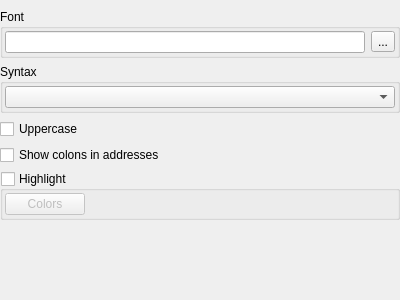
The window that xdisasmviewoptionswidget.ui (horsicq/XDisasmView) describes before a commit, drawn with Qt 5.
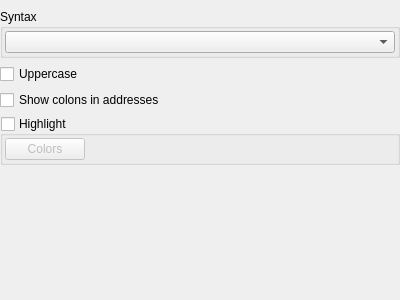
The same window after the commit.

Patch:
```diff
--- a/xdisasmviewoptionswidget.ui
+++ b/xdisasmviewoptionswidget.ui
@@ -56,41 +56,6 @@
        <property name="bottomMargin">
         <number>0</number>
        </property>
-       <item>
-        <widget class="QGroupBox" name="groupBoxDisasmFont">
-         <property name="title">
-          <string>Font</string>
-         </property>
-         <layout class="QHBoxLayout" name="horizontalLayout">
-          <property name="leftMargin">
-           <number>2</number>
-          </property>
-          <property name="topMargin">
-           <number>2</number>
-          </property>
-          <property name="rightMargin">
-           <number>2</number>
-          </property>
-          <property name="bottomMargin">
-           <number>2</number>
-          </property>
-          <item>
-           <widget class="QLineEdit" name="lineEditDisasmFont">
-            <property name="readOnly">
-             <bool>true</bool>
-            </property>
-           </widget>
-          </item>
-          <item>
-           <widget class="QToolButton" name="toolButtonDisasmFont">
-            <property name="text">
-             <string notr="true">...</string>
-            </property>
-           </widget>
-          </item>
-         </layout>
-        </widget>
-       </item>
        <item>
         <widget class="QGroupBox" name="groupBoxDisasmSyntax">
          <property name="title">
```
